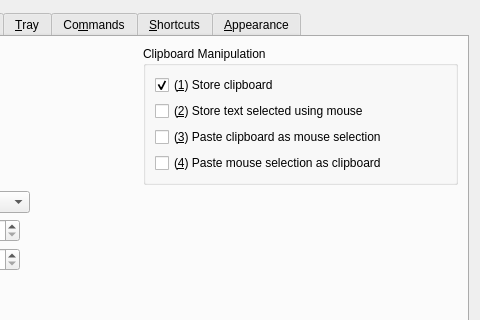
The window that src/ui/configurationmanager.ui (hluk/CopyQ) describes before a commit, drawn with Qt 5; both pictures show x 200 to 680 and y 0 to 320 of the 680 by 517 pixel window.
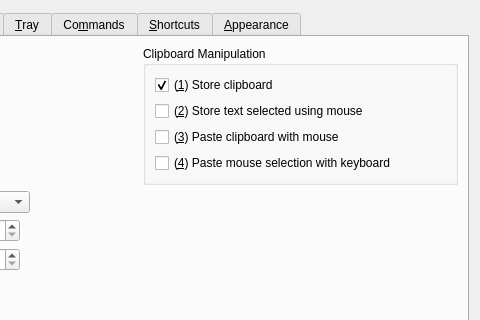
The same window after the commit. Icons and pictures are not drawn. Custom widgets are drawn as their Qt base class.

Commit message: Simpler description for X11 primary clipboard synchronization

Patch:
```diff
--- a/src/ui/configurationmanager.ui
+++ b/src/ui/configurationmanager.ui
@@ -271,7 +271,7 @@
                  <string>Allow to paste mouse selections using shortcut (usually Ctrl+V or Shift+Insert).</string>
                 </property>
                 <property name="text">
-                 <string>(&amp;4) Paste mouse selection as clipboard</string>
+                 <string>(&amp;4) Paste mouse selection with keyboard</string>
                 </property>
                </widget>
               </item>
@@ -294,7 +294,7 @@
                  <string>Allow to paste copied content the same way as mouse selections (usually by pressing middle mouse button).</string>
                 </property>
                 <property name="text">
-                 <string>(&amp;3) Paste clipboard as mouse selection</string>
+                 <string>(&amp;3) Paste clipboard with mouse</string>
                 </property>
                </widget>
               </item>
```
